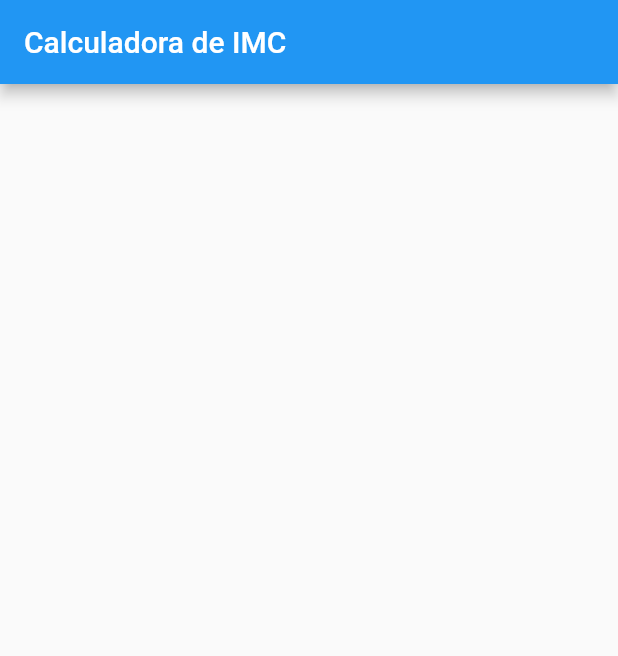
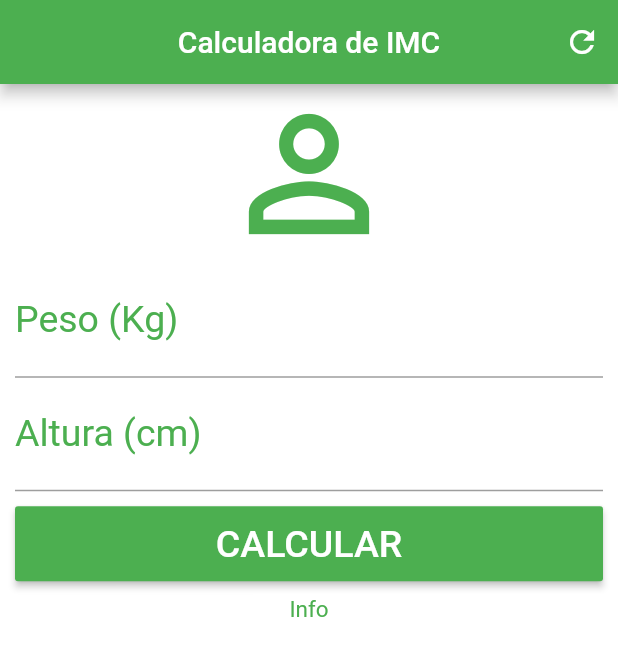
Before and after one commit to vmarinho22/calculadora_imc, a Flutter app: the screen it shows after launch, on a phone screen of 412 x 824 dp. Shown: the top 656 px of the screen. Run offline on Flutter 3.47's test engine with Material 2 defaults, Android fonts, the phone set to English and light mode, and no system bars.

Commit message:
Layout Pronto

```diff
--- a/lib/main.dart
+++ b/lib/main.dart
@@ -17,9 +17,53 @@ class _HomeState extends State<Home> {
   @override
   Widget build(BuildContext context) {
     return Scaffold(
-      appBar: AppBar(
-        title: Text("Calculadora de IMC"),
-      ),
-    );
+        appBar: AppBar(
+          title: Text("Calculadora de IMC"),
+          centerTitle: true,
+          backgroundColor: Colors.green,
+          actions: <Widget>[
+            IconButton(
+              icon: Icon(Icons.refresh),
+              onPressed: () {},
+            )
+          ],
+        ),
+        backgroundColor: Colors.white,
+        body: SingleChildScrollView(
+          padding: EdgeInsets.fromLTRB(10, 0, 10, 0),
+          child: Column(
+              crossAxisAlignment: CrossAxisAlignment.stretch,
+              children: <Widget>[
+                Icon(Icons.person_outline, size: 120, color: Colors.green),
+                TextField(
+                    keyboardType: TextInputType.number,
+                    decoration: InputDecoration(
+                        labelText: "Peso (Kg)",
+                        labelStyle: TextStyle(color: Colors.green)),
+                    textAlign: TextAlign.center,
+                    style: TextStyle(color: Colors.green, fontSize: 25)),
+                TextField(
+                    keyboardType: TextInputType.number,
+                    decoration: InputDecoration(
+                        labelText: "Altura (cm)",
+                        labelStyle: TextStyle(color: Colors.green)),
+                    textAlign: TextAlign.center,
+                    style: TextStyle(color: Colors.green, fontSize: 25)),
+                Padding(
+                    padding: EdgeInsets.only(top: 10, bottom: 10),
+                    child: Container(
+                      height: 50,
+                      child: RaisedButton(
+                          onPressed: () {},
+                          child: Text("CALCULAR",
+                              style:
+                                  TextStyle(color: Colors.white, fontSize: 25)),
+                          color: Colors.green),
+                    )),
+                Text("Info",
+                    textAlign: TextAlign.center,
+                    style: TextStyle(color: Colors.green, fontSize: 15)),
+              ]),
+        ));
   }
 }
```
